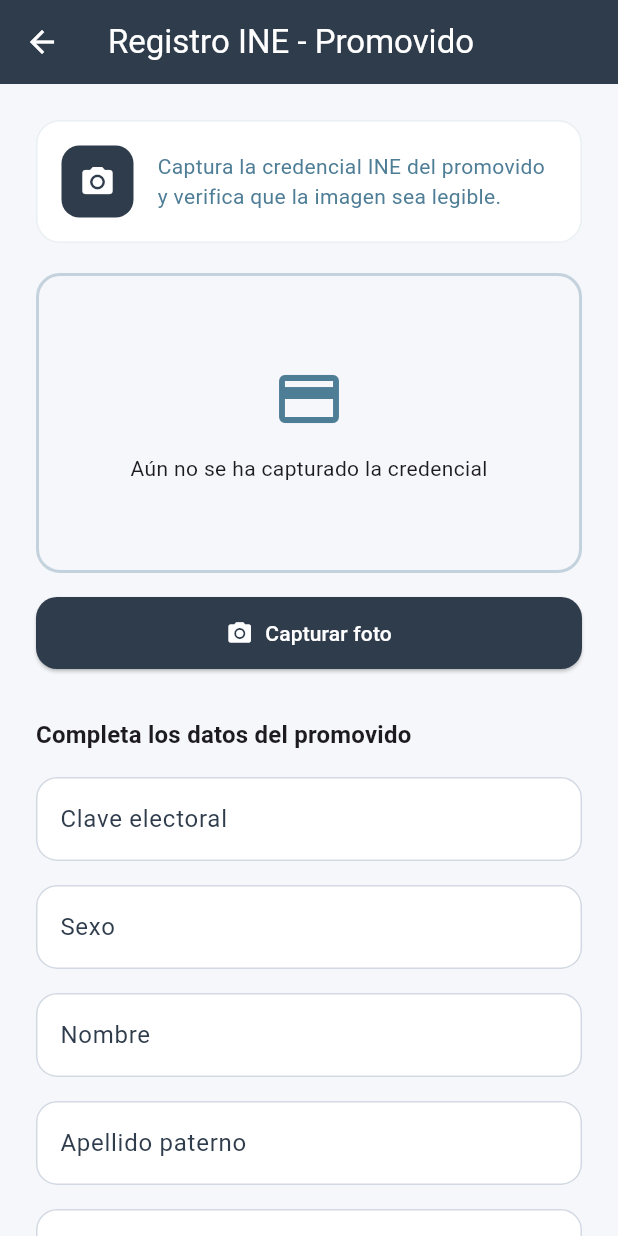
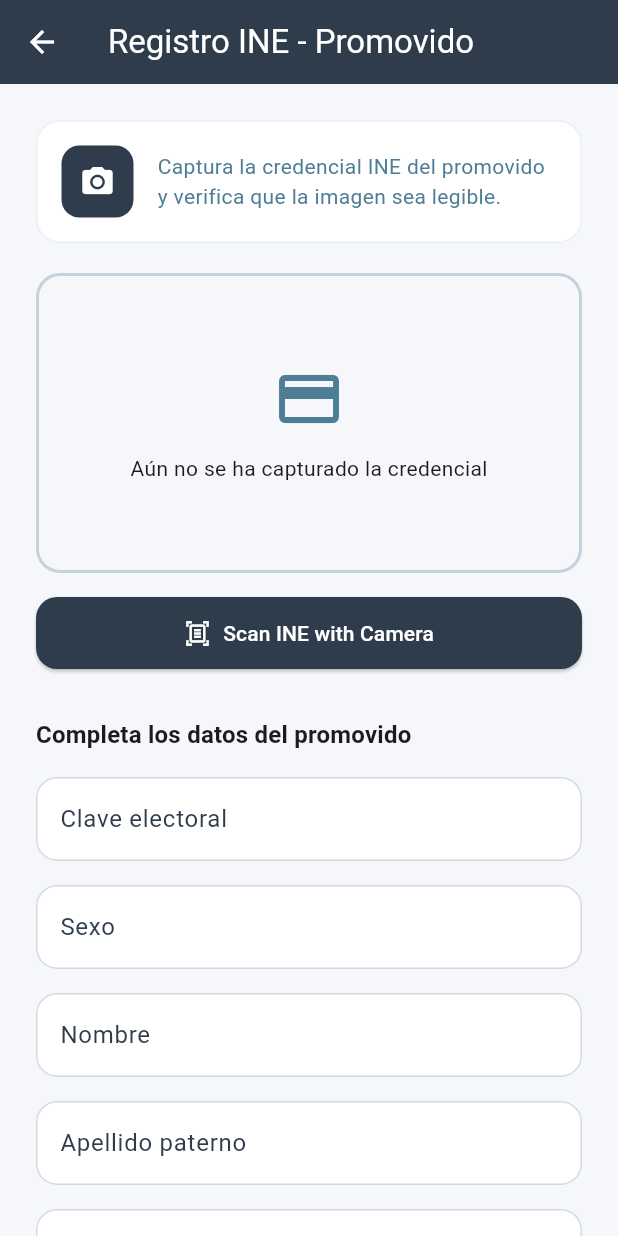
Before and after one commit to DarkShadow-Infinity/DataKap, a Flutter app: the IneRegistrationPage screen opened by its route, on a phone screen of 412 x 824 dp. Run offline on Flutter 3.47's test engine with Material 3 defaults, Android fonts, the light colour scheme and no system bars; our stand-ins replace camera, connectivity_plus, dartz, dio, equatable, get and 4 more; missing offline and left inert: google_mlkit_text_recognition; accounts and stored records are empty.

Commit message:
cambios de camara

```diff
--- a/lib/features/auth/presentation/manager/role_registration_controller.dart
+++ b/lib/features/auth/presentation/manager/role_registration_controller.dart
@@ -38,87 +38,38 @@
   final isSubmitting = false.obs;
   final hasPhoto = false.obs;
   final isOnline = true.obs;
+  final capturedImagePath = ''.obs; // To hold the path of the captured image
 
   late final Map<String, TextEditingController> _controllers;
 
   Map<String, TextEditingController> get controllers => _controllers;
 
-  String get roleLabel =>
-      role == UserRole.leader ? 'líder' : 'promovido';
+  String get roleLabel => role == UserRole.leader ? 'líder' : 'promovido';
 
   StreamSubscription<bool>? _connectivitySubscription;
   final SubmitRegistrationUseCase _submitRegistrationUseCase;
   final NetworkInfo _networkInfo;
 
   static const List<RegistrationFieldConfig> fieldConfigs = [
-    RegistrationFieldConfig(
-      key: 'claveElectoral',
-      label: 'Clave electoral',
-      hint: 'Ingrese la clave tal como aparece en la credencial',
-    ),
-    RegistrationFieldConfig(
-      key: 'sexo',
-      label: 'Sexo',
-    ),
-    RegistrationFieldConfig(
-      key: 'nombre',
-      label: 'Nombre',
-    ),
-    RegistrationFieldConfig(
-      key: 'apellidoPaterno',
-      label: 'Apellido paterno',
-    ),
-    RegistrationFieldConfig(
-      key: 'apellidoMaterno',
-      label: 'Apellido materno',
-    ),
-    RegistrationFieldConfig(
-      key: 'direccion',
-      label: 'Dirección',
-      hint: 'Calle, número y colonia',
-    ),
-    RegistrationFieldConfig(
-      key: 'codigoPostal',
-      label: 'Código postal',
-      keyboardType: TextInputType.number,
-    ),
-    RegistrationFieldConfig(
-      key: 'vigencia',
-      label: 'Vigencia',
-      hint: 'AAAA',
-      keyboardType: TextInputType.number,
-    ),
-    RegistrationFieldConfig(
-      key: 'estado',
-      label: 'Estado',
-    ),
-    RegistrationFieldConfig(
-      key: 'municipio',
-      label: 'Municipio',
-    ),
-    RegistrationFieldConfig(
-      key: 'localidad',
-      label: 'Localidad',
-    ),
-    RegistrationFieldConfig(
-      key: 'telefono',
-      label: 'Teléfono',
-      keyboardType: TextInputType.phone,
-    ),
-    RegistrationFieldConfig(
-      key: 'whatsapp',
-      label: 'WhatsApp',
-      keyboardType: TextInputType.phone,
-    ),
+    RegistrationFieldConfig(key: 'claveElectoral', label: 'Clave electoral'),
+    RegistrationFieldConfig(key: 'sexo', label: 'Sexo'),
+    RegistrationFieldConfig(key: 'nombre', label: 'Nombre'),
+    RegistrationFieldConfig(key: 'apellidoPaterno', label: 'Apellido paterno'),
+    RegistrationFieldConfig(key: 'apellidoMaterno', label: 'Apellido materno'),
+    RegistrationFieldConfig(key: 'direccion', label: 'Dirección'),
+    RegistrationFieldConfig(key: 'codigoPostal', label: 'Código postal', keyboardType: TextInputType.number),
+    RegistrationFieldConfig(key: 'vigencia', label: 'Vigencia', keyboardType: TextInputType.number),
+    RegistrationFieldConfig(key: 'estado', label: 'Estado'),
+    RegistrationFieldConfig(key: 'municipio', label: 'Municipio'),
+    RegistrationFieldConfig(key: 'localidad', label: 'Localidad'),
+    RegistrationFieldConfig(key: 'telefono', label: 'Teléfono', keyboardType: TextInputType.phone),
+    RegistrationFieldConfig(key: 'whatsapp', label: 'WhatsApp', keyboardType: TextInputType.phone),
   ];
 
   @override
   void onInit() {
     super.onInit();
-    _controllers = {
-      for (final config in fieldConfigs)
-        config.key: TextEditingController(),
-    };
+    _controllers = { for (final config in fieldConfigs) config.key: TextEditingController() };
     _initializeConnectivity();
   }
 
@@ -131,39 +82,37 @@
     super.onClose();
   }
 
+  void updateFormFromScan(Map<String, dynamic> result) {
+    final data = result['data'] as Map<String, String>;
+    final imagePath = result['imagePath'] as String?;
+
+    if (imagePath != null) {
+      capturedImagePath.value = imagePath;
+      hasPhoto.value = true;
+    }
+
+    _controllers['nombre']?.text = data['name'] ?? '';
+    _controllers['apellidoPaterno']?.text = data['lastName'] ?? '';
+    _controllers['apellidoMaterno']?.text = data['motherLastName'] ?? '';
+    _controllers['direccion']?.text = data['address'] ?? '';
+    _controllers['claveElectoral']?.text = data['electorKey'] ?? '';
+  }
+
   Future<void> _initializeConnectivity() async {
     isOnline.value = await _networkInfo.isConnected;
-    _connectivitySubscription =
-        _networkInfo.onStatusChange.listen((status) => isOnline.value = status);
-  }
-
-  void capturePhoto() {
-    hasPhoto.value = true;
-    Get.snackbar(
-      'Foto capturada',
-      'La imagen se guardará junto con el registro.',
-      snackPosition: SnackPosition.BOTTOM,
-    );
+    _connectivitySubscription = _networkInfo.onStatusChange.listen((status) => isOnline.value = status);
   }
 
   void removePhoto() {
     hasPhoto.value = false;
+    capturedImagePath.value = '';
   }
 
   Future<void> submitForm() async {
-    final isValid = formKey.currentState?.validate() ?? false;
-    if (!isValid) {
-      return;
-    }
+    if (!(formKey.currentState?.validate() ?? false)) return;
 
     if (requiresPhoto && !hasPhoto.value) {
-      Get.snackbar(
-        'Foto requerida',
-        'Captura la foto de la credencial INE antes de continuar.',
-        snackPosition: SnackPosition.BOTTOM,
-        backgroundColor: Colors.orange.shade100,
-        colorText: Colors.black,
-      );
+      Get.snackbar('Foto requerida', 'Captura la foto de la credencial INE antes de continuar.', snackPosition: SnackPosition.BOTTOM);
       return;
     }
 
@@ -173,23 +122,13 @@
         role: role,
         fields: _buildFieldsMap(),
         requiresPhoto: requiresPhoto,
-        photoPath: requiresPhoto ? 'ine_photo_${DateTime.now().millisecondsSinceEpoch}' : null,
+        photoPath: requiresPhoto ? capturedImagePath.value : null,
       );
 
       final result = await _submitRegistrationUseCase.execute(request);
       result.fold(
-        (failure) {
-          Get.snackbar(
-            'Error al registrar',
-            failure.message,
-            snackPosition: SnackPosition.BOTTOM,
-            backgroundColor: Colors.redAccent,
-            colorText: Colors.white,
-          );
-        },
-        (registration) {
-          _handleSuccessfulSubmission(registration);
-        },
+        (failure) => Get.snackbar('Error al registrar', failure.message, snackPosition: SnackPosition.BOTTOM),
+        (registration) => _handleSuccessfulSubmission(registration),
       );
     } finally {
       isSubmitting.value = false;
@@ -197,36 +136,19 @@
   }
 
   Map<String, String> _buildFieldsMap() {
-    return {
-      for (final entry in _controllers.entries)
-        entry.key: entry.value.text.trim(),
-      'rol': role.name,
-    };
+    return { for (final entry in _controllers.entries) entry.key: entry.value.text.trim(), 'rol': role.name };
   }
 
   void _handleSuccessfulSubmission(RegistrationEntity registration) {
-    for (final controller in _controllers.values) {
-      controller.clear();
-    }
-
-    if (requiresPhoto) {
-      hasPhoto.value = false;
-    }
+    for (final controller in _controllers.values) controller.clear();
+    removePhoto();
 
     final title = registration.isSynced ? 'Registro sincronizado' : 'Registro guardado';
     final message = registration.isSynced
         ? 'El ${roleLabel.toLowerCase()} se registró y sincronizó correctamente.'
         : 'El ${roleLabel.toLowerCase()} se guardó en el dispositivo. Podrás sincronizarlo cuando tengas internet.';
 
-    Get.snackbar(
-      title,
-      message,
-      snackPosition: SnackPosition.BOTTOM,
-      backgroundColor:
-          registration.isSynced ? Colors.green.shade600 : Colors.orange.shade600,
-      colorText: Colors.white,
-      duration: const Duration(seconds: 4),
-    );
+    Get.snackbar(title, message, snackPosition: SnackPosition.BOTTOM, backgroundColor: registration.isSynced ? Colors.green.shade600 : Colors.orange.shade600, colorText: Colors.white);
   }
 }
 
@@ -235,9 +157,7 @@
     required super.role,
     required super.submitRegistrationUseCase,
     required super.networkInfo,
-  }) : super(
-          requiresPhoto: true,
-        );
+  }) : super(requiresPhoto: true);
 }
 
 class ManualRegistrationController extends RoleRegistrationController {
@@ -245,7 +165,5 @@
     required super.role,
     required super.submitRegistrationUseCase,
     required super.networkInfo,
-  }) : super(
-          requiresPhoto: false,
-        );
+  }) : super(requiresPhoto: false);
 }
--- a/lib/features/auth/presentation/pages/ine_registration_page.dart
+++ b/lib/features/auth/presentation/pages/ine_registration_page.dart
@@ -1,8 +1,11 @@
+import 'dart:io';
+
 import 'package:flutter/material.dart';
 import 'package:get/get.dart';
 import 'package:datakap/core/theme/app_theme.dart';
 import 'package:datakap/features/auth/domain/entities/user_entity.dart';
 import 'package:datakap/features/auth/presentation/manager/role_registration_controller.dart';
+import 'package:datakap/features/auth/presentation/pages/scanner/id_scanner_page.dart';
 import 'package:datakap/features/auth/presentation/widgets/registration_form_fields.dart';
 
 class IneRegistrationPage extends GetView<IneRegistrationController> {
@@ -73,14 +76,14 @@
                             : AppColors.background,
                       ),
                       child: Center(
-                        child: controller.hasPhoto.value
-                            ? Column(
-                                mainAxisAlignment: MainAxisAlignment.center,
-                                children: const [
-                                  Icon(Icons.check_circle, color: AppColors.accent, size: 48),
-                                  SizedBox(height: 12),
-                                  Text('Foto registrada correctamente'),
-                                ],
+                        child: controller.hasPhoto.value && controller.capturedImagePath.value.isNotEmpty
+                            ? ClipRRect(
+                                borderRadius: BorderRadius.circular(14), // Match the container's border radius
+                                child: Image.file(
+                                  File(controller.capturedImagePath.value),
+                                  fit: BoxFit.cover,
+                                  width: double.infinity,
+                                ),
                               )
                             : Column(
                                 mainAxisAlignment: MainAxisAlignment.center,
@@ -93,35 +96,16 @@
                       ),
                     )),
                 const SizedBox(height: 16),
-                Obx(() => Row(
-                      children: [
-                        Expanded(
-                          child: ElevatedButton.icon(
-                            onPressed: controller.capturePhoto,
-                            icon: Icon(
-                              controller.hasPhoto.value
-                                  ? Icons.refresh
-                                  : Icons.camera_alt,
+                ElevatedButton.icon(
+                  onPressed: () async {
+                    final result = await Get.to(() => const IDScannerPage());
+                    if (result != null && result is Map<String, dynamic>) {
+                      controller.updateFormFromScan(result);
+                    }
+                  },
+                  icon: const Icon(Icons.document_scanner_outlined),
+                  label: const Text('Scan INE with Camera'),
                 ),
-                            label: Text(
-                              controller.hasPhoto.value
-                                  ? 'Capturar nuevamente'
-                                  : 'Capturar foto',
-                            ),
-                          ),
-                        ),
-                        if (controller.hasPhoto.value) ...[
-                          const SizedBox(width: 12),
-                          Expanded(
-                            child: OutlinedButton.icon(
-                              onPressed: controller.removePhoto,
-                              icon: const Icon(Icons.delete),
-                              label: const Text('Eliminar foto'),
-                            ),
-                          ),
-                        ],
-                      ],
-                    )),
                 const SizedBox(height: 32),
                 Text(
                   'Completa los datos del ${_roleLabel(controller.role)}',
@@ -131,35 +115,9 @@
                       ?.copyWith(fontWeight: FontWeight.bold),
                 ),
                 const SizedBox(height: 16),
-                Obx(() {
-                  if (controller.isOnline.value) {
-                    return const SizedBox.shrink();
-                  }
-                  return Container(
-                    padding: const EdgeInsets.all(12),
-                    margin: const EdgeInsets.only(bottom: 16),
-                    decoration: BoxDecoration(
-                      color: AppColors.warning.withAlpha((255 * 0.18).round()),
-                      borderRadius: BorderRadius.circular(12),
-                    ),
-                    child: Row(
-                      crossAxisAlignment: CrossAxisAlignment.start,
-                      children: const [
-                        Icon(Icons.wifi_off, color: AppColors.warning),
-                        SizedBox(width: 12),
-                        Expanded(
-                          child: Text(
-                            'El registro se guardará en el dispositivo porque no hay conexión. Podrás sincronizarlo más tarde.',
-                            style: TextStyle(color: AppColors.warning),
-                          ),
-                        ),
-                      ],
-                    ),
-                  );
-                }),
                 RegistrationFormFields(controller: controller),
                 const SizedBox(height: 24),
-                Obx(() => ElevatedButton.icon(
+                ElevatedButton.icon(
                   onPressed: controller.isSubmitting.value
                       ? null
                       : controller.submitForm,
@@ -173,7 +131,7 @@
                   label: Text(controller.isSubmitting.value
                       ? 'Enviando registro...'
                       : 'Enviar registro'),
-                    )),
+                ),
               ],
             ),
           ),
--- a/pubspec.yaml
+++ b/pubspec.yaml
@@ -48,6 +48,12 @@
 
   # Connectivity Plus: Para verificar el estado de la conexión (Offline First)
   connectivity_plus: ^5.0.2
+
+  # --- 2. CÁMARA Y RECONOCIMIENTO DE TEXTO ---
+  google_ml_kit: ^0.20.0
+  camera: ^0.10.0+1
+  permission_handler: ^11.0.1
+  google_mlkit_smart_reply: ^0.13.0
 
   # --- 3. ALMACENAMIENTO LOCAL Y SERIALIZACIÓN ---
 
```
Also changed, not shown: lib/features/auth/presentation/pages/scanner/id_scanner_page.dart (added, +298 -0 lines), pubspec.lock, 2 other files. Lines whose indentation alone changed are shown as unchanged.
